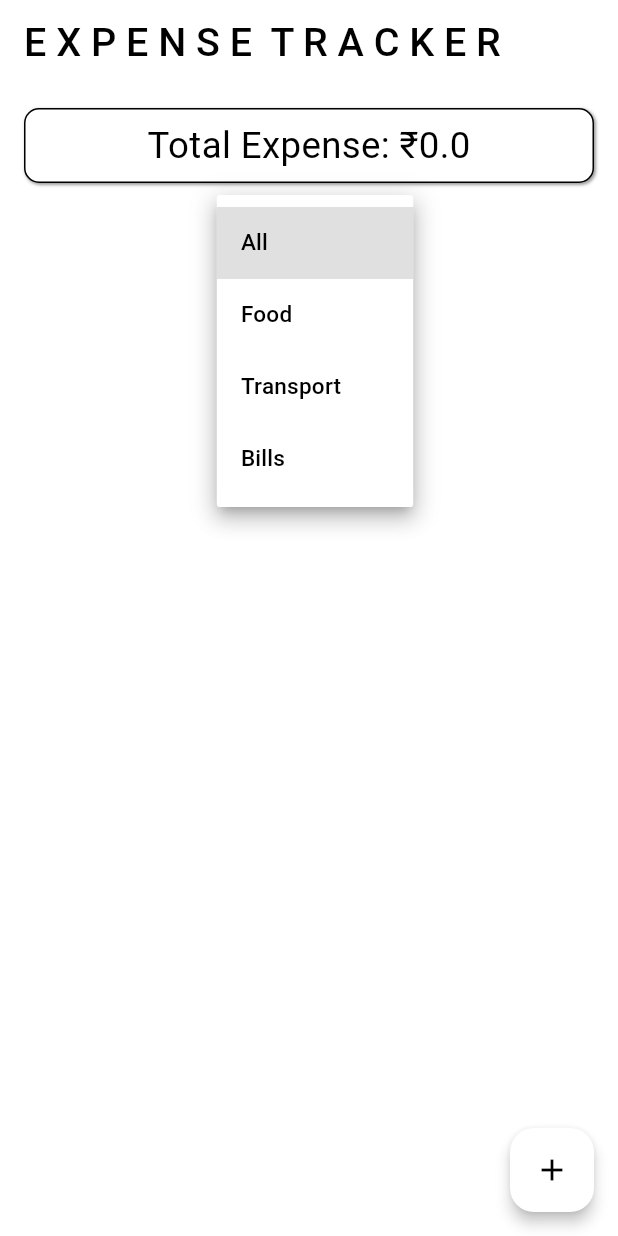
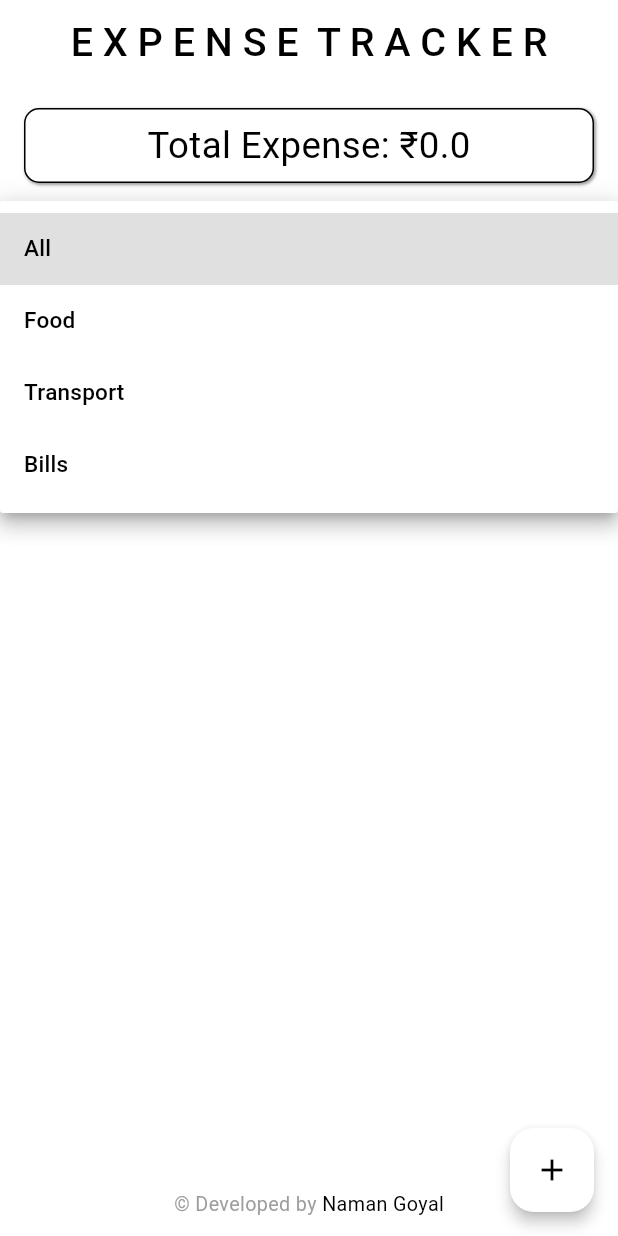
Before and after one commit to NamanGoyalK/e_tracker, a Flutter app: the screen it shows after launch, after a tap on "All", on a phone screen of 412 x 824 dp. Run offline on Flutter 3.47's test engine with Material 3 defaults, Android fonts, the phone set to English and light mode, and no system bars; our stand-ins replace flutter_bloc, shared_preferences.

Commit message:
Update README.md to include theme information, modify app colors for dark mode, and enhance home page with category selection and developer link

```diff
--- a/lib/core/config/theme/app_colors.dart
+++ b/lib/core/config/theme/app_colors.dart
@@ -2,8 +2,8 @@ import 'package:flutter/material.dart';
 
 ThemeData appThemeDark() {
   return ThemeData(
-    colorScheme: const ColorScheme.dark(
-      primary: Colors.red, // Accent color for highlighting elements
+    colorScheme: ColorScheme.dark(
+      primary: Colors.amber[600]!, // Accent color for highlighting elements
     ),
     useMaterial3: true,
   );
--- a/lib/features/expense_page/presentation/pages/home_page.dart
+++ b/lib/features/expense_page/presentation/pages/home_page.dart
@@ -1,6 +1,8 @@
+import 'package:e_tracker/common/widgets/index.dart';
 import 'package:e_tracker/features/expense_page/domain/entities/expense_m.dart';
 import 'package:flutter/material.dart';
 import 'package:flutter_bloc/flutter_bloc.dart';
+import 'package:url_launcher/url_launcher.dart';
 
 import 'components/add_expense.dart';
 import '../cubit/expense_cubit.dart';
@@ -15,7 +17,19 @@ class MyHomePage extends StatefulWidget {
 }
 
 class _MyHomePageState extends State<MyHomePage> {
-  String selectedCategory = 'All'; // Default category
+  String selectedCategory = 'All';
+
+  @override
+  void initState() {
+    super.initState();
+    WidgetsBinding.instance.addPostFrameCallback((_) {
+      showSnackBar(
+        context,
+        'Tap add to add expense & swipe left to delete.',
+        Colors.cyan,
+      );
+    });
+  }
 
   @override
   Widget build(BuildContext context) {
@@ -24,15 +38,16 @@ class _MyHomePageState extends State<MyHomePage> {
         backgroundColor: Theme.of(context).colorScheme.inversePrimary,
         title: Text(
           widget.title,
+          textAlign: TextAlign.center,
           style: TextStyle(
             fontWeight: FontWeight.w500,
             fontSize: 28,
           ),
         ),
+        centerTitle: true,
       ),
       body: Column(
         children: [
-          // Display total expense
           BlocBuilder<ExpenseCubit, List<Expense>>(
             builder: (context, expenses) {
               final totalExpense = expenses.fold<double>(
@@ -70,8 +85,19 @@ class _MyHomePageState extends State<MyHomePage> {
               );
             },
           ),
-          // Dropdown for category selection
-          DropdownButton<String>(
+          Padding(
+            padding:
+                const EdgeInsets.only(left: 14.0, right: 14.0, bottom: 12.0),
+            child: DropdownButtonFormField<String>(
+              decoration: InputDecoration(
+                prefixIcon: Icon(Icons.account_balance_wallet_outlined),
+                labelText: 'Category',
+                border: OutlineInputBorder(
+                  borderRadius: BorderRadius.circular(12),
+                ),
+                fillColor: Theme.of(context).colorScheme.surface,
+                filled: true,
+              ),
               value: selectedCategory,
               items: <String>['All', 'Food', 'Transport', 'Bills']
                   .map<DropdownMenuItem<String>>((String value) {
@@ -86,7 +112,7 @@ class _MyHomePageState extends State<MyHomePage> {
                 });
               },
             ),
-          // Display list of expenses
+          ),
           Expanded(
             child: BlocBuilder<ExpenseCubit, List<Expense>>(
               builder: (context, expenses) {
@@ -108,7 +134,7 @@ class _MyHomePageState extends State<MyHomePage> {
                             .removeExpense(expense);
                       },
                       background: Container(
-                        color: Colors.red,
+                        color: const Color.fromARGB(255, 236, 31, 16),
                         alignment: Alignment.centerRight,
                         padding: EdgeInsets.symmetric(horizontal: 20),
                         child: Icon(
@@ -137,7 +163,7 @@ class _MyHomePageState extends State<MyHomePage> {
                           '⌁ ₹${expense.price}',
                           style: TextStyle(
                             fontWeight: FontWeight.w400,
-                            color: Theme.of(context).colorScheme.error,
+                            color: const Color.fromARGB(255, 236, 31, 16),
                             fontSize: 28,
                           ),
                         ),
@@ -148,6 +174,31 @@ class _MyHomePageState extends State<MyHomePage> {
               },
             ),
           ),
+          Padding(
+            padding: const EdgeInsets.all(12.0),
+            child: Row(
+              mainAxisAlignment: MainAxisAlignment.center,
+              crossAxisAlignment: CrossAxisAlignment.center,
+              children: [
+                Text('© Developed by ',
+                    style: TextStyle(
+                      color: Colors.grey,
+                    )),
+                GestureDetector(
+                  onTap: () async {
+                    const url = 'https://www.linkedin.com/in/naman-goyal-dev';
+                    final uri = Uri.parse(url);
+                    if (await canLaunchUrl(uri)) {
+                      await launchUrl(uri);
+                    } else {
+                      throw 'Could not launch $url';
+                    }
+                  },
+                  child: Text('Naman Goyal'),
+                ),
+              ],
+            ),
+          )
         ],
       ),
       floatingActionButton: FloatingActionButton(
```
Also changed, not shown: 1 other file. Lines whose indentation alone changed are shown as unchanged.
